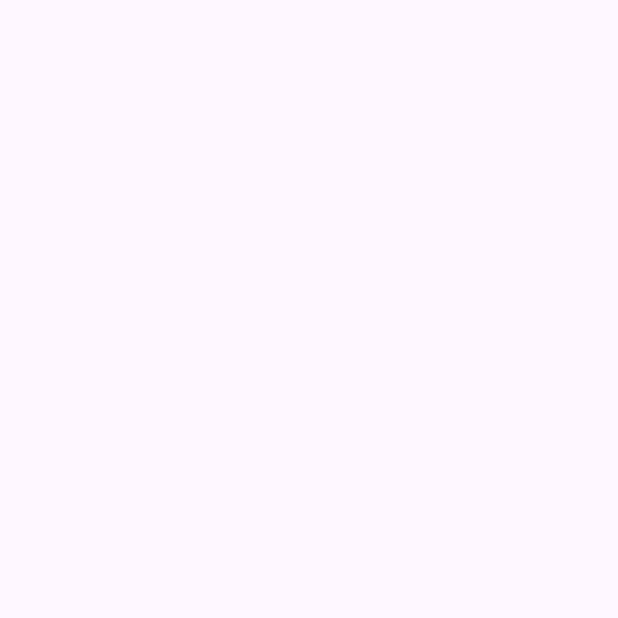
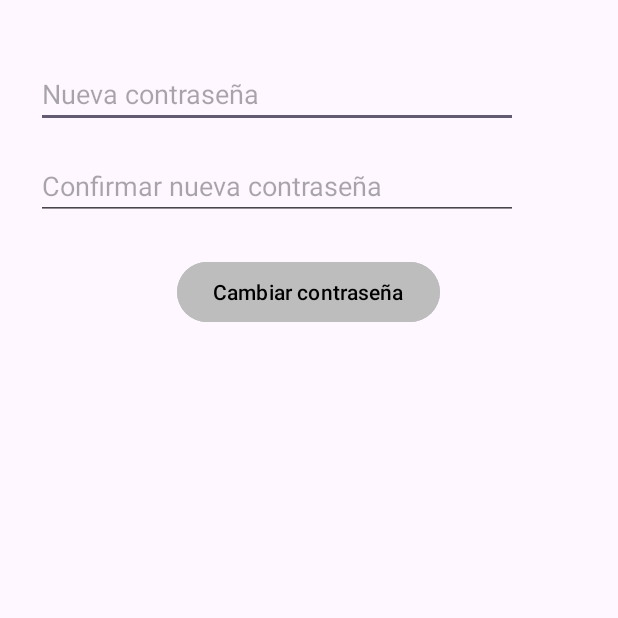
Before and after one commit to IagoHermida/ComprApp, an Android app: the ProfileActivity screen opened directly, with no data from a screen before it, on a phone screen of 412 x 824 dp, the top half of it. Before the commit the part shown is empty. Run offline under Robolectric (Android 15) with nearby library versions, the phone set to English and light mode, and no system bars; our stand-ins replace Firebase (no records; nobody signed in at launch, a user with empty details on screens opened directly).

Commit message:
Primera versión de ProfileActivity

```diff
--- a/app/src/main/java/com/example/compraapp/ProfileActivity.java
+++ b/app/src/main/java/com/example/compraapp/ProfileActivity.java
@@ -1,24 +1,67 @@
 package com.example.compraapp;
 
 import android.os.Bundle;
+import android.text.TextUtils;
+import android.widget.Button;
+import android.widget.EditText;
+import android.widget.Toast;
 
-import androidx.activity.EdgeToEdge;
 import androidx.appcompat.app.AppCompatActivity;
-import androidx.core.graphics.Insets;
-import androidx.core.view.ViewCompat;
-import androidx.core.view.WindowInsetsCompat;
+
+import com.google.firebase.auth.FirebaseAuth;
+import com.google.firebase.auth.FirebaseUser;
 
 public class ProfileActivity extends AppCompatActivity {
+
+    private EditText etNewPassword, etConfirmPassword;
+    private Button btnChangePassword;
+
+    private FirebaseAuth mAuth;
 
     @Override
     protected void onCreate(Bundle savedInstanceState) {
         super.onCreate(savedInstanceState);
-        EdgeToEdge.enable(this);
         setContentView(R.layout.activity_profile);
-        ViewCompat.setOnApplyWindowInsetsListener(findViewById(R.id.main), (v, insets) -> {
-            Insets systemBars = insets.getInsets(WindowInsetsCompat.Type.systemBars());
-            v.setPadding(systemBars.left, systemBars.top, systemBars.right, systemBars.bottom);
-            return insets;
-        });
+
+        etNewPassword = findViewById(R.id.etNewPassword);
+        etConfirmPassword = findViewById(R.id.etConfirmPassword);
+        btnChangePassword = findViewById(R.id.btnChangePassword);
+
+        mAuth = FirebaseAuth.getInstance();
+
+        btnChangePassword.setOnClickListener(v -> changePassword());
+    }
+
+    private void changePassword() {
+        String newPassword = etNewPassword.getText().toString().trim();
+        String confirmPassword = etConfirmPassword.getText().toString().trim();
+
+        if (TextUtils.isEmpty(newPassword) || TextUtils.isEmpty(confirmPassword)) {
+            Toast.makeText(this, "Por favor, completa todos los campos", Toast.LENGTH_SHORT).show();
+            return;
+        }
+
+        if (!newPassword.equals(confirmPassword)) {
+            Toast.makeText(this, "Las contraseñas no coinciden", Toast.LENGTH_SHORT).show();
+            return;
+        }
+
+        if (newPassword.length() < 6) {
+            Toast.makeText(this, "La contraseña debe tener al menos 6 caracteres", Toast.LENGTH_SHORT).show();
+            return;
+        }
+
+        FirebaseUser user = mAuth.getCurrentUser();
+        if (user != null) {
+            user.updatePassword(newPassword)
+                    .addOnCompleteListener(task -> {
+                        if (task.isSuccessful()) {
+                            Toast.makeText(ProfileActivity.this, "Contraseña actualizada correctamente", Toast.LENGTH_SHORT).show();
+                            finish(); // Cierra esta pantalla
+                        } else {
+                            Toast.makeText(ProfileActivity.this, "Error: " + task.getException().getMessage(), Toast.LENGTH_LONG).show();
+                        }
+                    });
+        }
     }
 }
--- a/app/src/main/res/layout/activity_profile.xml
+++ b/app/src/main/res/layout/activity_profile.xml
@@ -1,10 +1,34 @@
 <?xml version="1.0" encoding="utf-8"?>
-<androidx.constraintlayout.widget.ConstraintLayout xmlns:android="http://schemas.android.com/apk/res/android"
-    xmlns:app="http://schemas.android.com/apk/res-auto"
-    xmlns:tools="http://schemas.android.com/tools"
-    android:id="@+id/main"
+<LinearLayout xmlns:android="http://schemas.android.com/apk/res/android"
     android:layout_width="match_parent"
     android:layout_height="match_parent"
-    tools:context=".ProfileActivity">
+    android:orientation="vertical"
+    android:padding="24dp"
+    android:gravity="top">
 
-</androidx.constraintlayout.widget.ConstraintLayout>
+    <EditText
+        android:id="@+id/etNewPassword"
+        android:layout_width="321dp"
+        android:layout_height="wrap_content"
+        android:layout_marginTop="16dp"
+        android:layout_marginBottom="16dp"
+        android:hint="Nueva contraseña"
+        android:inputType="textPassword" />
+
+    <EditText
+        android:id="@+id/etConfirmPassword"
+        android:layout_width="321dp"
+        android:layout_height="wrap_content"
+        android:hint="Confirmar nueva contraseña"
+        android:inputType="textPassword"
+        android:layout_marginBottom="24dp" />
+
+    <Button
+        android:id="@+id/btnChangePassword"
+        android:layout_width="wrap_content"
+        android:layout_height="wrap_content"
+        android:backgroundTint="#BDBDBD"
+        android:layout_gravity="center_horizontal"
+        android:text="Cambiar contraseña"
+        android:textColor="#000000" />
+</LinearLayout>
```
